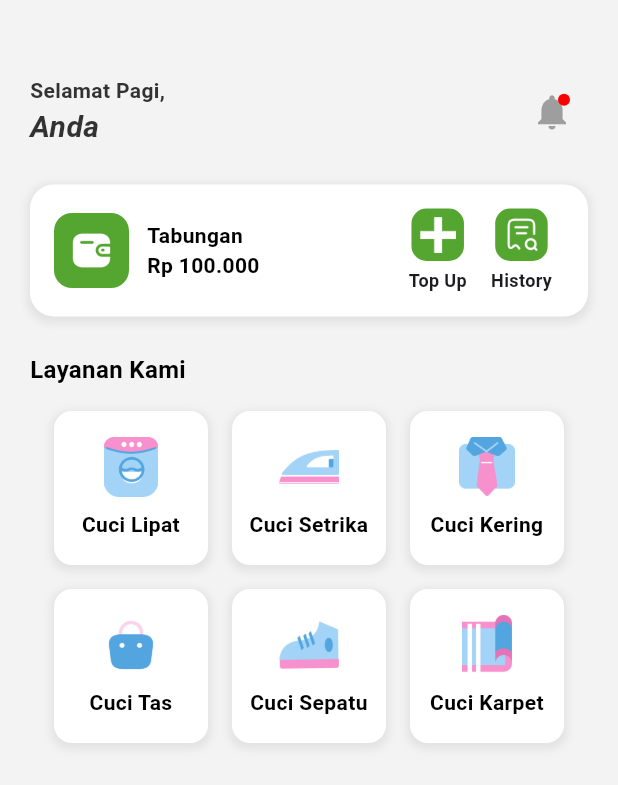
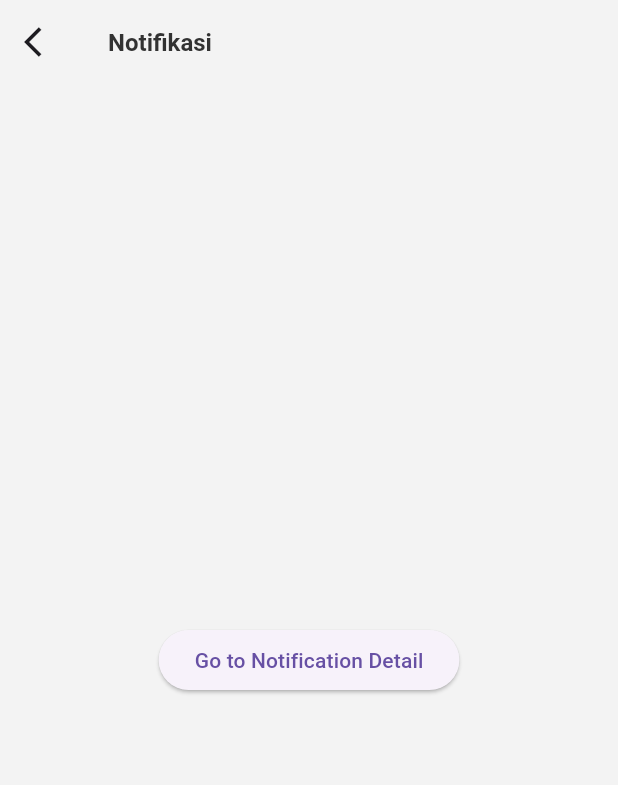
Before and after one commit to Niconi/go_laundry, a Flutter app: the HomeScreenContent screen opened directly, after a tap on the "notifications" icon, on a phone screen of 412 x 824 dp. Shown: the top 785 px of the screen. Run offline on Flutter 3.47's test engine with Material 3 defaults, Android fonts, the light colour scheme and no system bars; our stand-ins replace google_fonts.

```diff
--- a/lib/components/wallet.dart
+++ b/lib/components/wallet.dart
@@ -1,5 +1,7 @@
 import 'package:flutter/material.dart';
 import 'package:go_laundry/models/wallet_button_model.dart';
+import 'package:go_laundry/router/slide_page_router.dart';
+import 'package:go_laundry/screen/wallet/transaction_screen.dart';
 import 'package:go_laundry/themes.dart';
 import 'package:go_laundry/widgets/wallet_button.dart';
 
@@ -34,7 +36,15 @@ class Wallet extends StatelessWidget {
       child: Row(
         mainAxisAlignment: MainAxisAlignment.spaceBetween,
         children: [
-          Row(
+          GestureDetector(
+            onTap: () {
+              Navigator.of(context).push(
+                SlidePageRoute(
+                  page: const TransactionScreen(),
+                ),
+              );
+            },
+            child: Row(
               children: [
                 Container(
                   width: 50,
@@ -68,15 +78,19 @@ class Wallet extends StatelessWidget {
                 ),
               ],
             ),
+          ),
           Row(
             children: buttons
-                .map((button) => Padding(
+                .map(
+                  (button) => Padding(
                     padding: const EdgeInsets.symmetric(horizontal: 8.0),
                     child: WalletButton(
                       title: button.title,
                       iconPath: button.iconPath,
+                      onTap: button.onTap,
                     ),
-                    ))
+                  ),
+                )
                 .toList(),
           ),
         ],
--- a/lib/content/home_screen_content.dart
+++ b/lib/content/home_screen_content.dart
@@ -3,7 +3,10 @@ import 'package:go_laundry/components/wallet.dart';
 import 'package:go_laundry/content/service_list.dart';
 import 'package:go_laundry/models/wallet_button_model.dart';
 import 'package:go_laundry/router/slide_page_router.dart';
+import 'package:go_laundry/screen/notification/notification_screen.dart';
 import 'package:go_laundry/screen/order/order_customization.dart';
+import 'package:go_laundry/screen/wallet/top_up_screen.dart';
+import 'package:go_laundry/screen/wallet/transaction_screen.dart';
 import 'package:go_laundry/themes.dart';
 import 'package:google_fonts/google_fonts.dart';
 
@@ -14,6 +17,22 @@ class HomeScreenContent extends StatelessWidget {
     Navigator.of(context).push(
       SlidePageRoute(
         page: OrderCustomization(serviceName: serviceName),
+      ),
+    );
+  }
+
+  void _navigateToTransactionScreen(BuildContext context) {
+    Navigator.of(context).push(
+      SlidePageRoute(
+        page: const TransactionScreen(),
+      ),
+    );
+  }
+
+  void _navigateToTopUpScreen(BuildContext context) {
+    Navigator.of(context).push(
+      SlidePageRoute(
+        page: const TopUpScreen(),
       ),
     );
   }
@@ -50,25 +69,17 @@ class HomeScreenContent extends StatelessWidget {
                   ],
                 ),
                 IconButton(
-                  icon: Stack(
+                  icon: const Stack(
                     children: [
-                      const Icon(Icons.notifications,
-                          size: 28, color: Colors.grey),
-                      Positioned(
-                        top: 2,
-                        right: 2,
-                        child: Container(
-                          width: 8,
-                          height: 8,
-                          decoration: const BoxDecoration(
-                            color: redColor,
-                            shape: BoxShape.circle,
-                          ),
-                        ),
-                      ),
+                      Icon(Icons.notifications, size: 28, color: grayColor),
                     ],
                   ),
-                  onPressed: () {},
+                  onPressed: () {
+                    Navigator.push(
+                      context,
+                      SlidePageRoute(page: NotificationScreen()),
+                    );
+                  },
                 ),
               ],
             ),
@@ -80,10 +91,16 @@ class HomeScreenContent extends StatelessWidget {
                 WalletButtonModel(
                   title: 'Top Up',
                   iconPath: 'assets/icons/plus.png',
+                  onTap: () {
+                    _navigateToTopUpScreen(context);
+                  },
                 ),
                 WalletButtonModel(
                   title: 'History',
                   iconPath: 'assets/icons/history.png',
+                  onTap: () {
+                    _navigateToTransactionScreen(context);
+                  },
                 ),
               ],
             ),
--- a/lib/screen/notification/notification_screen.dart
+++ b/lib/screen/notification/notification_screen.dart
@@ -0,0 +1,23 @@
+import 'package:flutter/material.dart';
+import 'package:go_laundry/appbar.dart';
+import 'package:go_laundry/themes.dart';
+
+class NotificationScreen extends StatelessWidget {
+  const NotificationScreen({super.key});
+
+  @override
+  Widget build(BuildContext context) {
+    return Scaffold(
+      appBar: CustomAppBar(title: 'Notifikasi'),
+      backgroundColor: backgroundColor,
+      body: Center(
+        child: ElevatedButton(
+          onPressed: () {
+            // Navigate to the next screen
+          },
+          child: const Text('Go to Notification Detail'),
+        ),
+      ),
+    );
+  }
+}
--- a/lib/widgets/wallet_button.dart
+++ b/lib/widgets/wallet_button.dart
@@ -4,16 +4,20 @@ import 'package:go_laundry/themes.dart';
 class WalletButton extends StatelessWidget {
   final String title;
   final String iconPath;
+  final VoidCallback onTap;
 
   const WalletButton({
     super.key,
     required this.title,
     required this.iconPath,
+    required this.onTap,
   });
 
   @override
   Widget build(BuildContext context) {
-    return Column(
+    return GestureDetector(
+      onTap: onTap,
+      child: Column(
         children: [
           Container(
             width: 35,
@@ -37,6 +41,7 @@ class WalletButton extends StatelessWidget {
             style: const TextStyle(fontSize: 12, fontWeight: FontWeight.bold),
           ),
         ],
+      ),
     );
   }
 }
```
Also changed, not shown: lib/models/wallet_button_model.dart (+8 -1 lines), lib/screen/wallet/top_up_screen.dart (+19 -0 lines), lib/screen/wallet/transaction_screen.dart (+18 -0 lines), lib/widgets/dashed_divider.dart (+0 -7 lines), assets/icons/top-up.png (added). Lines whose indentation alone changed are shown as unchanged.
